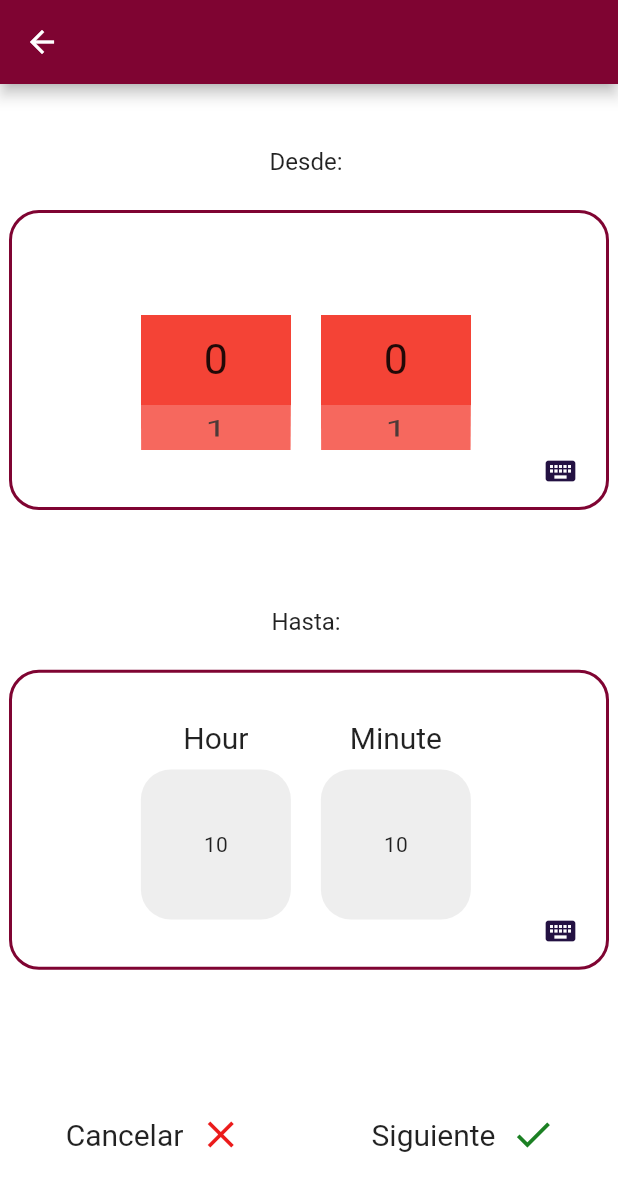
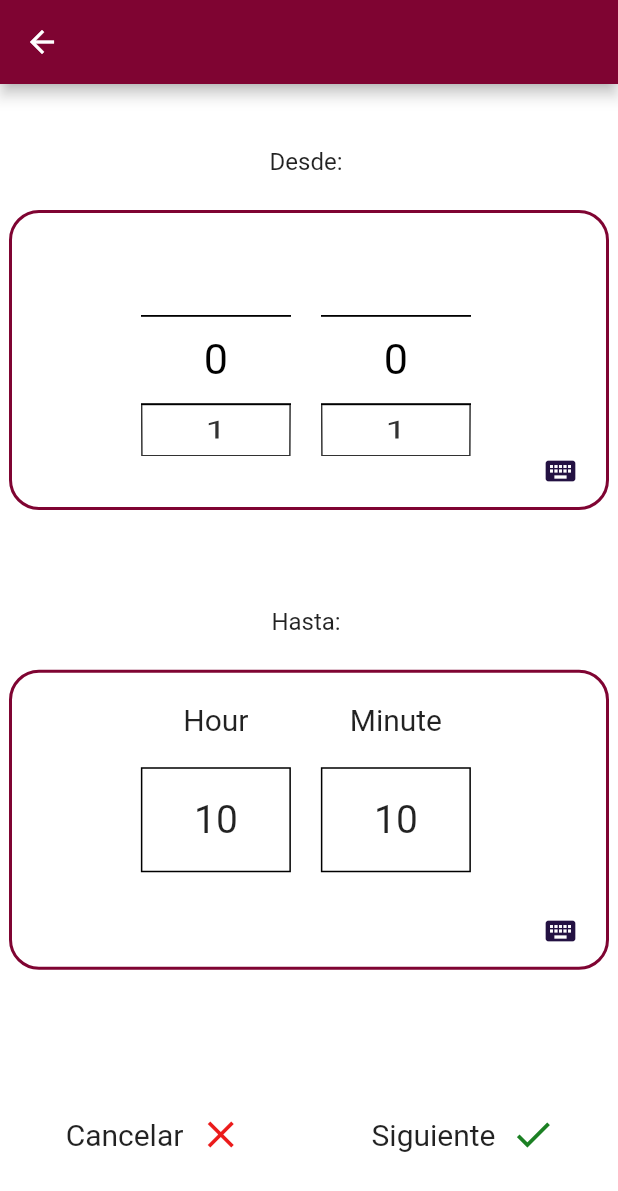
Before and after one commit to BenjaminAlvarezDiaz/my_evento, a Flutter app: the ChooseHourPage screen opened directly, after a tap on "Hour", on a phone screen of 412 x 824 dp. Shown: the top 1191 px of the screen. Run offline on Flutter 3.47's test engine with Material 2 defaults, Android fonts, the phone set to English and light mode, and no system bars; our stand-ins replace mvc_pattern, sqflite; accounts and stored records are empty.

Commit message:
Update hour_picker.dart

```diff
--- a/lib/src/ui/components/hour_picker.dart
+++ b/lib/src/ui/components/hour_picker.dart
@@ -1,6 +1,7 @@
 import 'dart:math';
 
 import 'package:flutter/material.dart';
+import 'package:my_evento/src/ui/components/my_behavior.dart';
 
 class HourPicker extends StatefulWidget {
   final double? height;
@@ -26,6 +27,7 @@ class HourPicker extends StatefulWidget {
 class _HourPickerState extends State<HourPicker> {
   int _hour = DateTime.now().hour;
   int _minute = DateTime.now().minute;
+  double opacity = 0.0;
   bool activateRoulette = false;
   bool activateKeyboard = false;
   final _controller = PageController(
@@ -142,8 +144,10 @@ class _HourPickerState extends State<HourPicker> {
   Widget _buildWheelPicker(
       String title, List<int> items, Function(int) onChanged, int initialValue, context) {
     return activateRoulette ? Container(
-      height: 120,
+      height: 130,
       width: 100,
+      child: ScrollConfiguration(
+        behavior: MyBehavior(),
         child: ListWheelScrollView(
           itemExtent: 50,
           onSelectedItemChanged: onChanged,
@@ -159,33 +163,41 @@ class _HourPickerState extends State<HourPicker> {
           renderChildrenOutsideViewport: true,
           children: items.map((item) {
             return Container(
-            color: Colors.red,
+              width: 100,
+              decoration: BoxDecoration(
+                  color: Colors.white,
+                  border: Border.all(
+                      color: Colors.black)
+              ),
               child: Center(
                 child: Text(
                   item.toString(),
-                style: TextStyle(fontSize: 24),
+                  style: TextStyle(fontSize: 24, color: Colors.black),
                 ),
               ),
             );
           }).toList(),
         ),
+      ),
     ) :
     Column(
-      mainAxisAlignment: MainAxisAlignment.center,
+      mainAxisAlignment: MainAxisAlignment.start,
       children: [
+        SizedBox(height: 20,),
         Text(
           title,
           style: TextStyle(fontSize: 20),
         ),
-        SizedBox(height: 10),
+        SizedBox(height: 20),
         Container(
-            height: 100,
+            height: 70,
             width: 100,
             decoration: BoxDecoration(
-              borderRadius: BorderRadius.circular(20),
-              color: Colors.grey[200],
+              //borderRadius: BorderRadius.circular(20),
+              color: Colors.white,
+              border: Border.all(color: Colors.black)
             ),
-          child: Center(child: Text('${_hour}'),),
+          child: Center(child: Text('${_hour}', style: TextStyle(fontSize: 26),),),
         ),
       ],
     );
@@ -210,11 +222,11 @@ class _HourPickerState extends State<HourPicker> {
         renderChildrenOutsideViewport: true,
         children: items.map((item) {
           return Container(
-            color: Colors.red,
+            color: Colors.white,
             child: Center(
               child: Text(
                 item.toString(),
-                style: TextStyle(fontSize: 24),
+                style: TextStyle(fontSize: 24, color: Colors.black),
               ),
             ),
           );
@@ -224,13 +236,17 @@ class _HourPickerState extends State<HourPicker> {
     Column(
       mainAxisAlignment: MainAxisAlignment.center,
       children: [
-        Text(
+        AnimatedOpacity(
+          opacity: 3,
+          duration: Duration(milliseconds: 2000),
+          child: Text(
             title,
             style: TextStyle(fontSize: 20),
           ),
+        ),
         SizedBox(height: 10),
         Container(
-          height: 100,
+          height: 50,
           width: 100,
           decoration: BoxDecoration(
             borderRadius: BorderRadius.circular(20),
@@ -245,6 +261,9 @@ class _HourPickerState extends State<HourPicker> {
   Widget roulette(){
     return Container();
   }
+  Widget timer(){
+    return Positioned(child: Container());
+  }
 
   Widget builder(String number){
     return Container(color: Colors.red, child: Text(number),);
```
Lines whose indentation alone changed are shown as unchanged.
